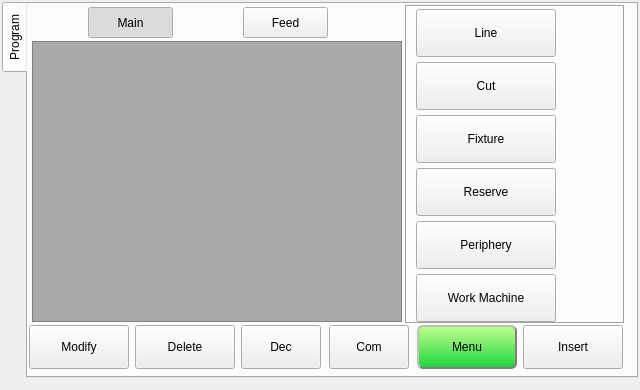
GaussCheng/2-5AxisPunch, file hcinstruction/ichcinstructionpageframe.ui: the form before one commit.
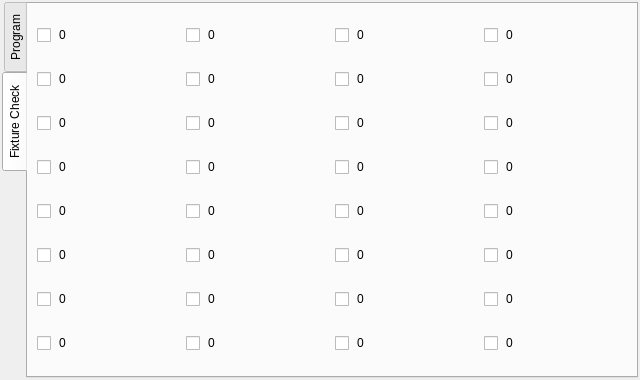
The form after the commit. The open tabs and pages were chosen to show the change. Icons and pictures are not drawn.

Diff of the .ui file:
```diff
--- a/hcinstruction/ichcinstructionpageframe.ui
+++ b/hcinstruction/ichcinstructionpageframe.ui
@@ -7,7 +7,7 @@
     <x>0</x>
     <y>0</y>
     <width>640</width>
-    <height>390</height>
+    <height>380</height>
    </rect>
   </property>
   <property name="windowTitle">
@@ -628,6 +628,254 @@
      </attribute>
     </widget>
    </widget>
+   <widget class="QWidget" name="fixtureCheck">
+    <property name="styleSheet">
+     <string notr="true">QCheckBox{
+	spacing: 8px;
+     width: 32px;
+     height: 32px;
+}
+QCheckBox::indicator:checked
+{
+ image: url(:/resource/check_checked.png);
+}
+QCheckBox::indicator:unchecked
+{
+ image: url(:/resource/check_unchecked.png);
+}
+
+</string>
+    </property>
+    <attribute name="title">
+     <string>Fixture Check</string>
+    </attribute>
+    <layout class="QGridLayout" name="gridLayout">
+     <item row="0" column="0">
+      <widget class="QCheckBox" name="check0">
+       <property name="text">
+        <string>0</string>
+       </property>
+      </widget>
+     </item>
+     <item row="0" column="1">
+      <widget class="QCheckBox" name="check8">
+       <property name="text">
+        <string>0</string>
+       </property>
+      </widget>
+     </item>
+     <item row="0" column="2">
+      <widget class="QCheckBox" name="check16">
+       <property name="text">
+        <string>0</string>
+       </property>
+      </widget>
+     </item>
+     <item row="0" column="3">
+      <widget class="QCheckBox" name="check24">
+       <property name="text">
+        <string>0</string>
+       </property>
+      </widget>
+     </item>
+     <item row="1" column="0">
+      <widget class="QCheckBox" name="check1">
+       <property name="text">
+        <string>0</string>
+       </property>
+      </widget>
+     </item>
+     <item row="1" column="1">
+      <widget class="QCheckBox" name="check9">
+       <property name="text">
+        <string>0</string>
+       </property>
+      </widget>
+     </item>
+     <item row="1" column="2">
+      <widget class="QCheckBox" name="check17">
+       <property name="text">
+        <string>0</string>
+       </property>
+      </widget>
+     </item>
+     <item row="1" column="3">
+      <widget class="QCheckBox" name="check25">
+       <property name="text">
+        <string>0</string>
+       </property>
+      </widget>
+     </item>
+     <item row="2" column="0">
+      <widget class="QCheckBox" name="check2">
+       <property name="text">
+        <string>0</string>
+       </property>
+      </widget>
+     </item>
+     <item row="2" column="1">
+      <widget class="QCheckBox" name="check10">
+       <property name="text">
+        <string>0</string>
+       </property>
+      </widget>
+     </item>
+     <item row="2" column="2">
+      <widget class="QCheckBox" name="check18">
+       <property name="text">
+        <string>0</string>
+       </property>
+      </widget>
+     </item>
+     <item row="2" column="3">
+      <widget class="QCheckBox" name="check26">
+       <property name="text">
+        <string>0</string>
+       </property>
+      </widget>
+     </item>
+     <item row="3" column="0">
+      <widget class="QCheckBox" name="check3">
+       <property name="text">
+        <string>0</string>
+       </property>
+      </widget>
+     </item>
+     <item row="3" column="1">
+      <widget class="QCheckBox" name="check11">
+       <property name="text">
+        <string>0</string>
+       </property>
+      </widget>
+     </item>
+     <item row="3" column="2">
+      <widget class="QCheckBox" name="check19">
+       <property name="text">
+        <string>0</string>
+       </property>
+      </widget>
+     </item>
+     <item row="3" column="3">
+      <widget class="QCheckBox" name="check27">
+       <property name="text">
+        <string>0</string>
+       </property>
+      </widget>
+     </item>
+     <item row="4" column="0">
+      <widget class="QCheckBox" name="check4">
+       <property name="text">
+        <string>0</string>
+       </property>
+      </widget>
+     </item>
+     <item row="4" column="1">
+      <widget class="QCheckBox" name="check12">
+       <property name="text">
+        <string>0</string>
+       </property>
+      </widget>
+     </item>
+     <item row="4" column="2">
+      <widget class="QCheckBox" name="check20">
+       <property name="text">
+        <string>0</string>
+       </property>
+      </widget>
+     </item>
+     <item row="4" column="3">
+      <widget class="QCheckBox" name="check28">
+       <property name="text">
+        <string>0</string>
+       </property>
+      </widget>
+     </item>
+     <item row="5" column="0">
+      <widget class="QCheckBox" name="check5">
+       <property name="text">
+        <string>0</string>
+       </property>
+      </widget>
+     </item>
+     <item row="5" column="1">
+      <widget class="QCheckBox" name="check13">
+       <property name="text">
+        <string>0</string>
+       </property>
+      </widget>
+     </item>
+     <item row="5" column="2">
+      <widget class="QCheckBox" name="check21">
+       <property name="text">
+        <string>0</string>
+       </property>
+      </widget>
+     </item>
+     <item row="5" column="3">
+      <widget class="QCheckBox" name="check29">
+       <property name="text">
+        <string>0</string>
+       </property>
+      </widget>
+     </item>
+     <item row="6" column="0">
+      <widget class="QCheckBox" name="check6">
+       <property name="text">
+        <string>0</string>
+       </property>
+      </widget>
+     </item>
+     <item row="6" column="1">
+      <widget class="QCheckBox" name="check14">
+       <property name="text">
+        <string>0</string>
+       </property>
+      </widget>
+     </item>
+     <item row="6" column="2">
+      <widget class="QCheckBox" name="check22">
+       <property name="text">
+        <string>0</string>
+       </property>
+      </widget>
+     </item>
+     <item row="6" column="3">
+      <widget class="QCheckBox" name="check30">
+       <property name="text">
+        <string>0</string>
+       </property>
+      </widget>
+     </item>
+     <item row="7" column="0">
+      <widget class="QCheckBox" name="check7">
+       <property name="text">
+        <string>0</string>
+       </property>
+      </widget>
+     </item>
+     <item row="7" column="1">
+      <widget class="QCheckBox" name="check15">
+       <property name="text">
+        <string>0</string>
+       </property>
+      </widget>
+     </item>
+     <item row="7" column="2">
+      <widget class="QCheckBox" name="check23">
+       <property name="text">
+        <string>0</string>
+       </property>
+      </widget>
+     </item>
+     <item row="7" column="3">
+      <widget class="QCheckBox" name="check31">
+       <property name="text">
+        <string>0</string>
+       </property>
+      </widget>
+     </item>
+    </layout>
+   </widget>
   </widget>
  </widget>
  <resources>
```
